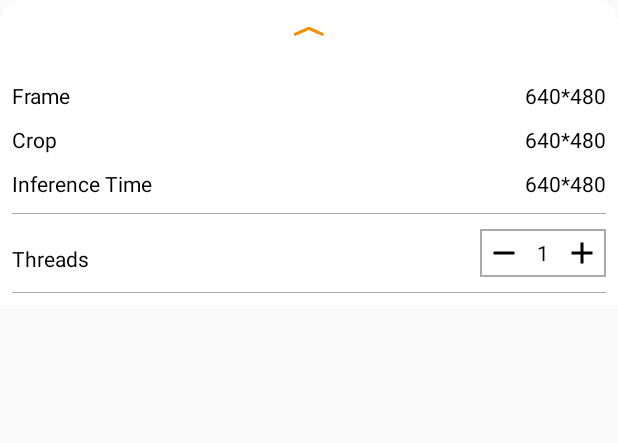
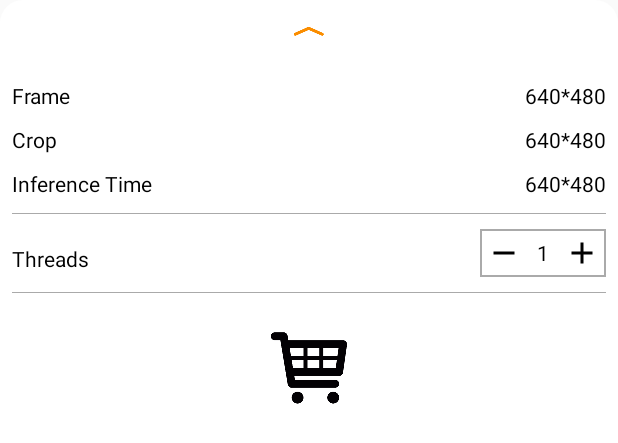
Before and after one commit to SanjidHaque/EasyBuy, an Android app: the layout layout_bottom_sheet.xml on its own in the app's theme, with its tools: preview values and no code run, on a phone screen of 412 x 824 dp. Shown: the top 443 px of the screen. Run offline under Robolectric (Android 15) with nearby library versions, the phone set to English and light mode, and no system bars.

Commit message:
Shopping Cart logo added.

```diff
--- a/app/src/main/res/layout/layout_bottom_sheet.xml
+++ b/app/src/main/res/layout/layout_bottom_sheet.xml
@@ -188,6 +188,22 @@
     <LinearLayout
         android:layout_width="match_parent"
         android:layout_height="wrap_content"
+        android:orientation="vertical"
+
+        >
+
+        <ImageView
+            android:layout_width="100dp"
+            android:layout_height="100dp"
+            android:src="@drawable/ShoppingCartLogo"
+            android:layout_gravity="center"
+            />
+
+    </LinearLayout>
+
+    <LinearLayout
+        android:layout_width="match_parent"
+        android:layout_height="wrap_content"
         android:orientation="horizontal">
 
         <ListView
```
Also changed, not shown: app/src/main/res/drawable-xxxhdpi/ShoppingCartLogo.png (added).
